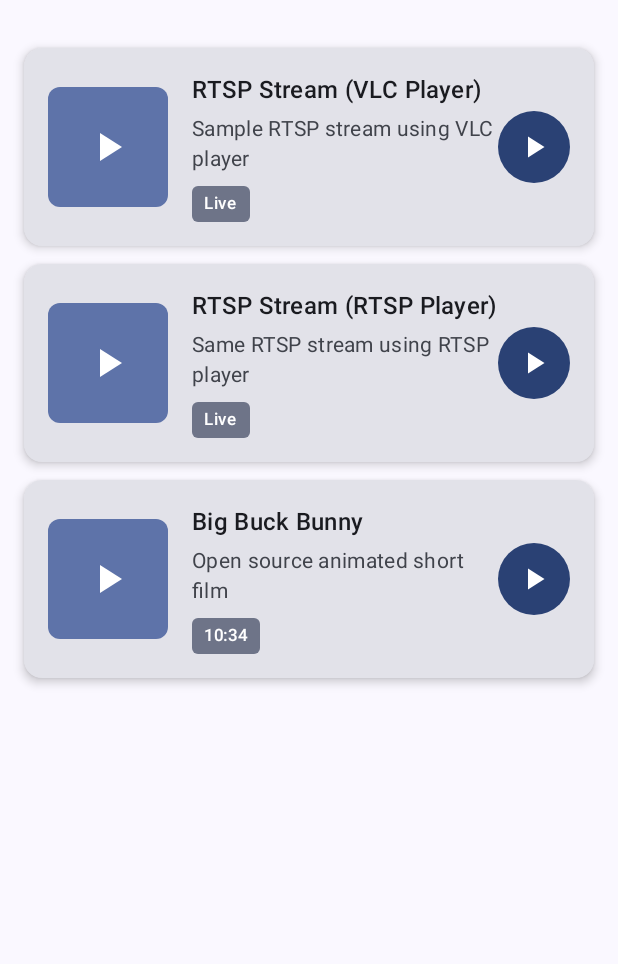
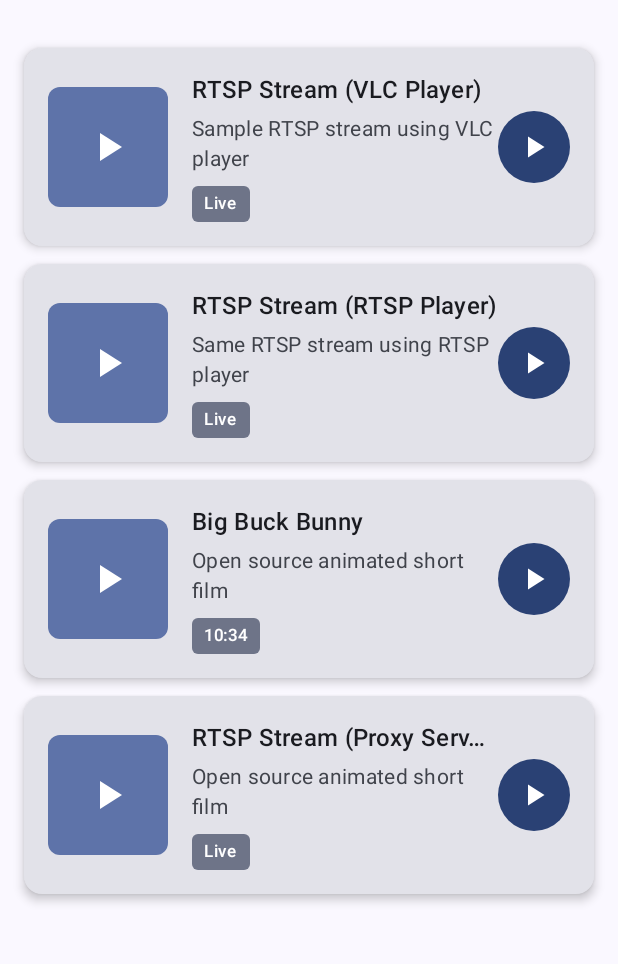
Before and after one commit to BlagoyVelinov/video_player_example, an Android app built with Jetpack Compose: the screen it shows after launch (MainActivity), on a phone screen of 412 x 824 dp, the part 72-1036 px from its top. Run offline under Robolectric (Android 15) with nearby library versions, the phone set to English and light mode, and no system bars.

```diff
--- a/app/build.gradle.kts
+++ b/app/build.gradle.kts
@@ -51,6 +51,7 @@ dependencies {
     implementation(libs.androidx.lifecycle.runtime.ktx)
     implementation(libs.androidx.activity.compose)
     implementation(platform(libs.androidx.compose.bom))
+    implementation(libs.androidx.media3.exoplayer.hls)
     implementation(libs.androidx.ui)
     implementation(libs.androidx.ui.graphics)
     implementation(libs.androidx.ui.tooling.preview)
--- a/app/src/main/AndroidManifest.xml
+++ b/app/src/main/AndroidManifest.xml
@@ -14,6 +14,8 @@
         android:roundIcon="@mipmap/ic_launcher_round"
         android:supportsRtl="true"
         android:theme="@style/Theme.Video_player_example"
+        android:networkSecurityConfig="@xml/network_security_config"
+        android:usesCleartextTraffic="true"
         tools:targetApi="31">
         <activity
             android:name=".MainActivity"
--- a/app/src/main/java/com/example/video_player_example/data/VideoItem.kt
+++ b/app/src/main/java/com/example/video_player_example/data/VideoItem.kt
@@ -35,6 +35,14 @@ object VideoRepository {
             description = "Open source animated short film",
             duration = "10:34"
         ),
+        VideoItem(
+            id = "4",
+            title = "RTSP Stream (Proxy Server)",
+            url = "http://10.0.2.2:8082/streams/e892bc22-37f8-48f1-874e-c1014026a5b3/index.m3u8",
+            description = "Open source animated short film",
+            duration = "Live",
+            useVlc = false
+        ),
     )
 
     fun getSampleVideos(): List<VideoItem> = videos
--- /dev/null
+++ b/app/src/main/res/xml/network_security_config.xml
@@ -0,0 +1,6 @@
+<?xml version="1.0" encoding="utf-8"?>
+<network-security-config>
+    <domain-config cleartextTrafficPermitted="true">
+        <domain includeSubdomains="true">10.0.2.2</domain>
+    </domain-config>
+</network-security-config>
--- a/gradle/libs.versions.toml
+++ b/gradle/libs.versions.toml
@@ -10,6 +10,7 @@ lifecycleRuntimeKtx = "2.6.1"
 activityCompose = "1.8.0"
 composeBom = "2024.04.01"
 media3Exoplayer = "1.8.0"
+media3ExoplayerHls = "1.8.0"
 media3Ui = "1.8.0"
 media3Rtsp = "1.8.0"
 
@@ -18,6 +19,7 @@ androidx-core-ktx = { group = "androidx.core", name = "core-ktx", version.ref =
 androidx-lifecycle-viewmodel-compose = { group = "androidx.lifecycle", name = "lifecycle-viewmodel-compose", version.ref = "lifecycleRuntimeKtx" }
 androidx-material-icons-extended = { module = "androidx.compose.material:material-icons-extended" }
 androidx-media3-exoplayer = { module = "androidx.media3:media3-exoplayer", version.ref = "media3Exoplayer" }
+androidx-media3-exoplayer-hls = { module = "androidx.media3:media3-exoplayer-hls", version.ref = "media3ExoplayerHls" }
 androidx-media3-ui = { module = "androidx.media3:media3-ui", version.ref = "media3Ui" }
 junit = { group = "junit", name = "junit", version.ref = "junit" }
 androidx-junit = { group = "androidx.test.ext", name = "junit", version.ref = "junitVersion" }
```
Also changed, not shown: app/src/main/java/com/example/video_player_example/ui/player/exo_player/RtspPlayerScreen.kt (+15 -8 lines).
